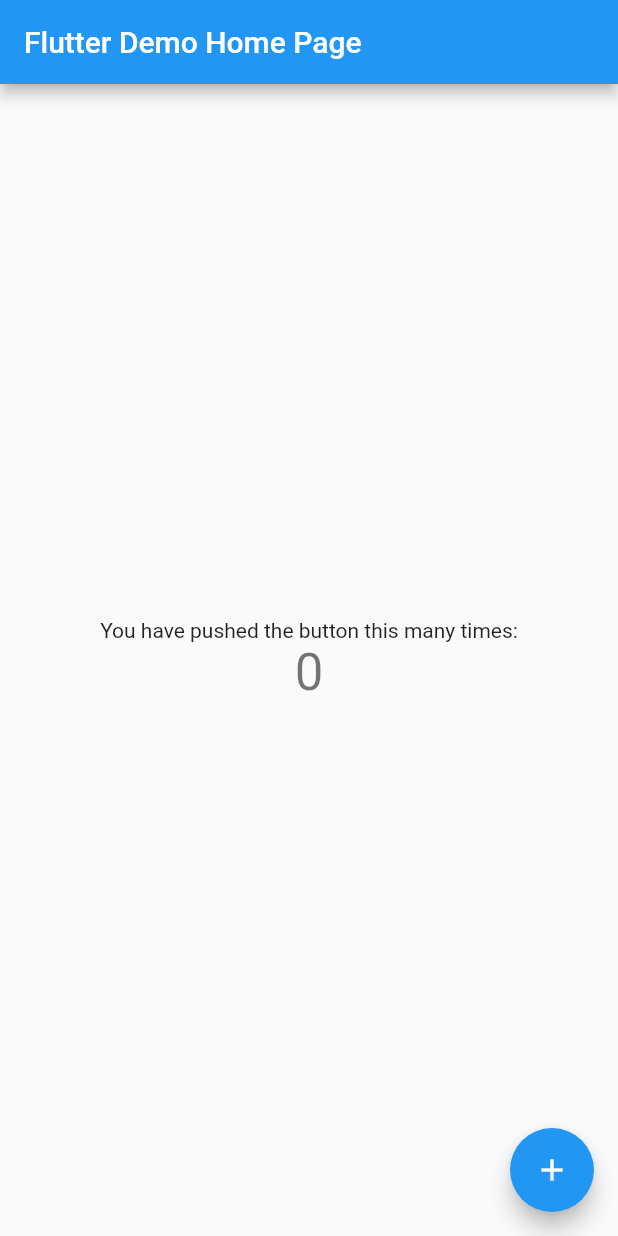
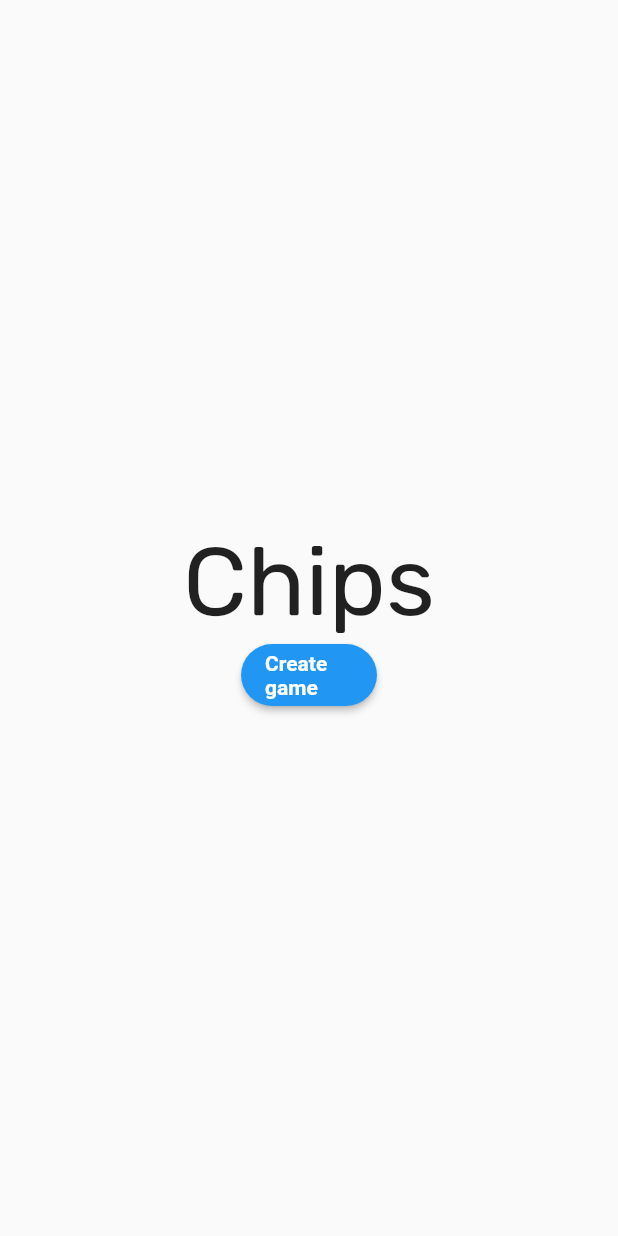
Before and after one commit to jonahbrawley/chips, a Flutter app: the screen it shows after launch, on a phone screen of 412 x 824 dp. Run offline on Flutter 3.47's test engine with Material 2 defaults, Android fonts, the phone set to English and light mode, and no system bars; our stand-ins replace google_fonts.

Commit message:
Extend ElevatedButton pt 1

```diff
--- a/chips/lib/main.dart
+++ b/chips/lib/main.dart
@@ -1,4 +1,6 @@
 import 'package:flutter/material.dart';
+import 'package:chips/screens/home.dart';
+import 'package:google_fonts/google_fonts.dart';
 
 void main() {
   runApp(const MyApp());
@@ -7,109 +9,18 @@
 class MyApp extends StatelessWidget {
   const MyApp({super.key});
 
-  // This widget is the root of your application.
   @override
   Widget build(BuildContext context) {
     return MaterialApp(
-      title: 'Flutter Demo',
+      title: 'Chips',
       theme: ThemeData(
-        // This is the theme of your application.
-        //
-        // Try running your application with "flutter run". You'll see the
-        // application has a blue toolbar. Then, without quitting the app, try
-        // changing the primarySwatch below to Colors.green and then invoke
-        // "hot reload" (press "r" in the console where you ran "flutter run",
-        // or simply save your changes to "hot reload" in a Flutter IDE).
-        // Notice that the counter didn't reset back to zero; the application
-        // is not restarted.
         primarySwatch: Colors.blue,
+        textTheme: GoogleFonts.rubikTextTheme(
+          Theme.of(context).textTheme,
+        ),
       ),
-      home: const MyHomePage(title: 'Flutter Demo Home Page'),
+      debugShowCheckedModeBanner: false,
+      home: const ChipsHome(),
     );
   }
 }
-
-class MyHomePage extends StatefulWidget {
-  const MyHomePage({super.key, required this.title});
-
-  // This widget is the home page of your application. It is stateful, meaning
-  // that it has a State object (defined below) that contains fields that affect
-  // how it looks.
-
-  // This class is the configuration for the state. It holds the values (in this
-  // case the title) provided by the parent (in this case the App widget) and
-  // used by the build method of the State. Fields in a Widget subclass are
-  // always marked "final".
-
-  final String title;
-
-  @override
-  State<MyHomePage> createState() => _MyHomePageState();
-}
-
-class _MyHomePageState extends State<MyHomePage> {
-  int _counter = 0;
-
-  void _incrementCounter() {
-    setState(() {
-      // This call to setState tells the Flutter framework that something has
-      // changed in this State, which causes it to rerun the build method below
-      // so that the display can reflect the updated values. If we changed
-      // _counter without calling setState(), then the build method would not be
-      // called again, and so nothing would appear to happen.
-      _counter++;
-    });
-  }
-
-  @override
-  Widget build(BuildContext context) {
-    // This method is rerun every time setState is called, for instance as done
-    // by the _incrementCounter method above.
-    //
-    // The Flutter framework has been optimized to make rerunning build methods
-    // fast, so that you can just rebuild anything that needs updating rather
-    // than having to individually change instances of widgets.
-    return Scaffold(
-      appBar: AppBar(
-        // Here we take the value from the MyHomePage object that was created by
-        // the App.build method, and use it to set our appbar title.
-        title: Text(widget.title),
-      ),
-      body: Center(
-        // Center is a layout widget. It takes a single child and positions it
-        // in the middle of the parent.
-        child: Column(
-          // Column is also a layout widget. It takes a list of children and
-          // arranges them vertically. By default, it sizes itself to fit its
-          // children horizontally, and tries to be as tall as its parent.
-          //
-          // Invoke "debug painting" (press "p" in the console, choose the
-          // "Toggle Debug Paint" action from the Flutter Inspector in Android
-          // Studio, or the "Toggle Debug Paint" command in Visual Studio Code)
-          // to see the wireframe for each widget.
-          //
-          // Column has various properties to control how it sizes itself and
-          // how it positions its children. Here we use mainAxisAlignment to
-          // center the children vertically; the main axis here is the vertical
-          // axis because Columns are vertical (the cross axis would be
-          // horizontal).
-          mainAxisAlignment: MainAxisAlignment.center,
-          children: <Widget>[
-            const Text(
-              'You have pushed the button this many times:',
-            ),
-            Text(
-              '$_counter',
-              style: Theme.of(context).textTheme.headlineMedium,
-            ),
-          ],
-        ),
-      ),
-      floatingActionButton: FloatingActionButton(
-        onPressed: _incrementCounter,
-        tooltip: 'Increment',
-        child: const Icon(Icons.add),
-      ), // This trailing comma makes auto-formatting nicer for build methods.
-    );
-  }
-}
--- /dev/null
+++ b/chips/lib/screens/home.dart
@@ -0,0 +1,60 @@
+import 'package:flutter/material.dart';
+
+// this is the home screen
+// currently set to flutter demo
+class ChipsHome extends StatefulWidget {
+  const ChipsHome({Key? key}) : super(key: key);
+
+  @override
+  State<ChipsHome> createState() => _ChipsHomeState();
+}
+
+class _ChipsHomeState extends State<ChipsHome> {
+  @override
+  Widget build(BuildContext context) {
+    return Scaffold(
+      body: SafeArea(
+        child: Column(
+          mainAxisAlignment: MainAxisAlignment.center,
+          children: [
+            Container(
+              alignment: Alignment.center,
+              /*
+              padding: EdgeInsets.symmetric(
+                  vertical: MediaQuery.of(context).size.width * .1),
+              */
+              child: const Text(
+                'Chips',
+                textAlign: TextAlign.center,
+                style: TextStyle(fontSize: 64),
+              ),
+            ),
+            Column(
+              children: [
+                ElevatedButton(
+                  onPressed: () {},
+                  style: ElevatedButton.styleFrom(
+                    fixedSize: Size(
+                      MediaQuery.of(context).size.width * 0.22,
+                      MediaQuery.of(context).size.width * 0.1,
+                    ),
+                    shape: RoundedRectangleBorder(
+                        borderRadius: BorderRadius.circular(
+                      MediaQuery.of(context).size.height * 0.1,
+                    )),
+                    //backgroundColor: inverseSurface,
+                    //foregroundColor: primarySurface,
+                    textStyle: const TextStyle(
+                      fontWeight: FontWeight.bold,
+                    ),
+                  ),
+                  child: const Text('Create game'),
+                )
+              ],
+            ),
+          ],
+        ),
+      ),
+    );
+  }
+}
--- a/chips/pubspec.yaml
+++ b/chips/pubspec.yaml
@@ -28,13 +28,11 @@
 # the latest version available on pub.dev. To see which dependencies have newer
 # versions available, run `flutter pub outdated`.
 dependencies:
+  google_fonts: ^2.1.0 # Needed for roboto
+  cupertino_icons: ^1.0.2
   flutter:
     sdk: flutter
 
-
-  # The following adds the Cupertino Icons font to your application.
-  # Use with the CupertinoIcons class for iOS style icons.
-  cupertino_icons: ^1.0.2
 
 dev_dependencies:
   flutter_test:
```
Also changed, not shown: chips/lib/util/button.dart (added, +35 -0 lines), chips/pubspec.lock, 1 other file.
